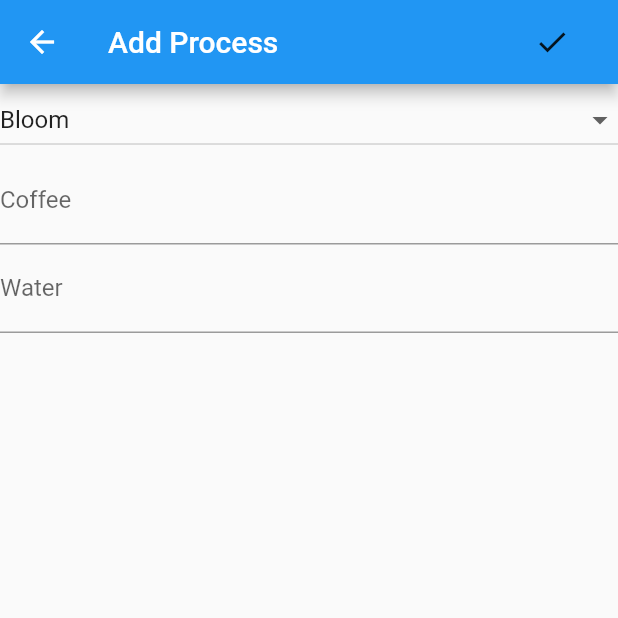
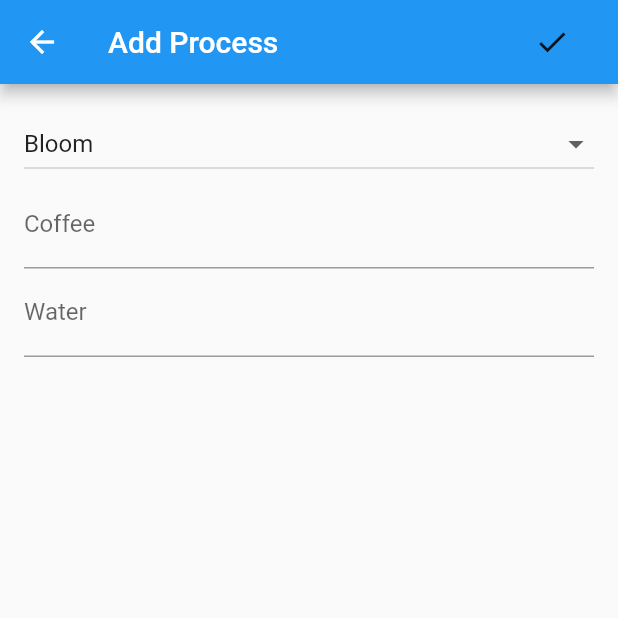
Before and after one commit to akinov/dripper, a Flutter app: the ProcessNew screen opened directly, on a phone screen of 412 x 824 dp, the top half of it. Run offline on Flutter 3.47's test engine with Material 2 defaults, Android fonts, the phone set to English and light mode, and no system bars; our stand-ins replace sqflite; accounts and stored records are empty.

Commit message:
Add padding to ProcessNew

```diff
--- a/lib/pages/process/new.dart
+++ b/lib/pages/process/new.dart
@@ -35,7 +35,9 @@ class _ProcessNewState extends State<ProcessNew> {
             ),
           ],
         ),
-      body: Form(
+        body: Container(
+          padding: EdgeInsets.all(16.0),
+          child: Form(
               key: _formKey,
               child: Column(children: <Widget>[
                 DropdownButton<int>(
@@ -85,7 +87,7 @@ class _ProcessNewState extends State<ProcessNew> {
                   },
                 ),
               ])),
-    );
+        ));
   }
 
   List<DropdownMenuItem<int>> typeList() {
```
Lines whose indentation alone changed are shown as unchanged.
